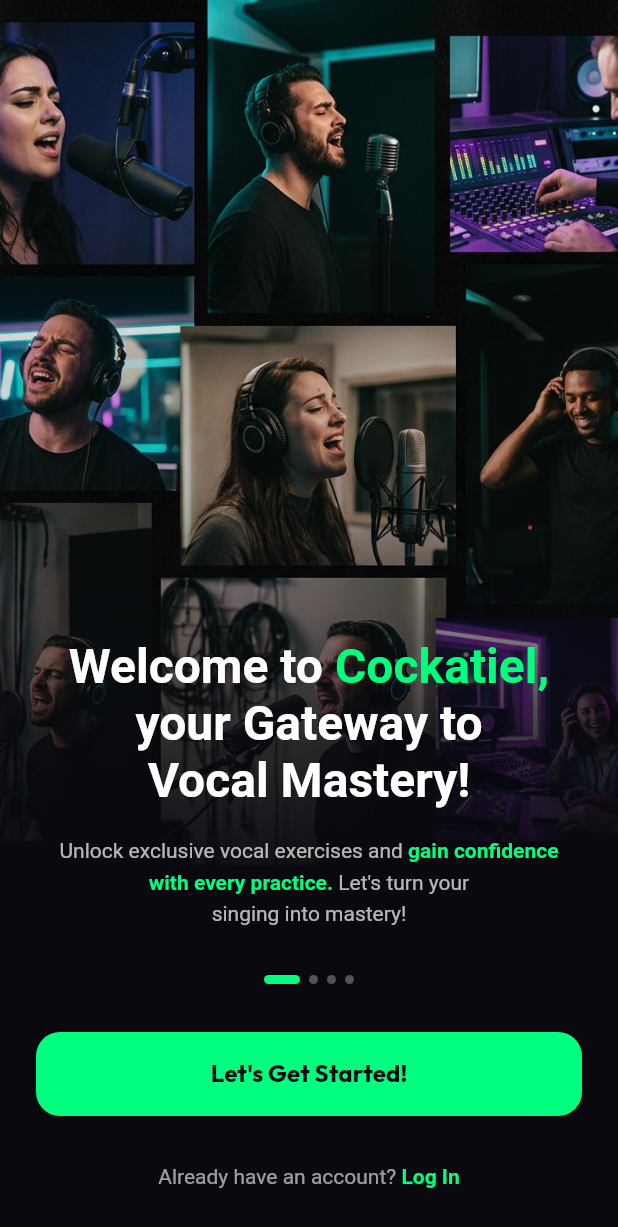
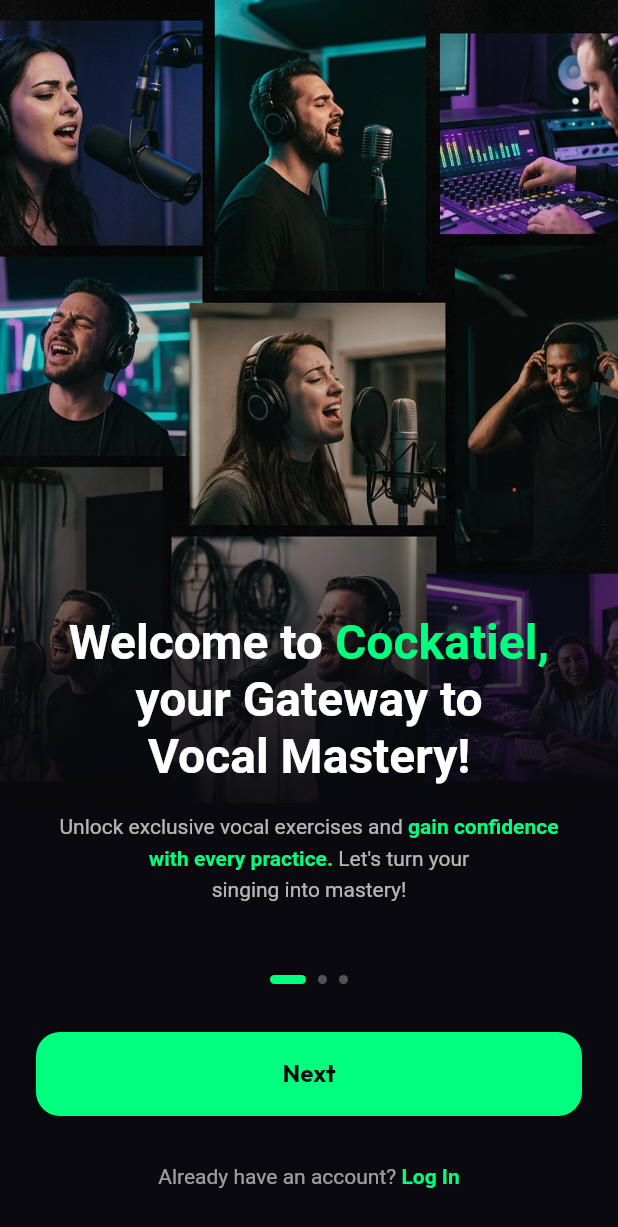
Before and after one commit to GioGabriel/cockatiel, a Flutter app: the screen it shows after launch, on a phone screen of 412 x 824 dp. Shown: the top 1227 px of the screen. Run offline on Flutter 3.47's test engine with Material 3 defaults, Android fonts, the phone set to English and light mode, and no system bars; our stand-ins replace firebase_auth, firebase_core, flutter_local_notifications, google_fonts, lottie, shared_preferences and 1 more; missing offline and left inert: record; accounts and stored records are empty.

Commit message:
ui: remove glass card from auth, restore swipable pageview in onboarding

```diff
--- a/mobile/vocal_coach_app/lib/features/onboarding/presentation/onboarding_page.dart
+++ b/mobile/vocal_coach_app/lib/features/onboarding/presentation/onboarding_page.dart
@@ -17,6 +17,55 @@
 }
 
 class _OnboardingPageState extends State<OnboardingPage> {
+  final PageController _pageController = PageController();
+  int _currentPage = 0;
+
+  final List<Map<String, dynamic>> _pages = [
+    {
+      'title': const TextSpan(
+        children: [
+          TextSpan(text: 'Welcome to '),
+          TextSpan(text: 'Cockatiel,\n', style: TextStyle(color: Color(0xFF00FF7F))),
+          TextSpan(text: 'your Gateway to\n'),
+          TextSpan(text: 'Vocal Mastery!'),
+        ],
+      ),
+      'subtitle': const TextSpan(
+        children: [
+          TextSpan(text: 'Unlock exclusive vocal exercises and '),
+          TextSpan(text: 'gain confidence\nwith every practice.', style: TextStyle(color: Color(0xFF00FF7F), fontWeight: FontWeight.bold)),
+          TextSpan(text: ' Let\'s turn your\nsinging into mastery!'),
+        ],
+      ),
+    },
+    {
+      'title': const TextSpan(
+        children: [
+          TextSpan(text: 'Real-time\n'),
+          TextSpan(text: 'Feedback', style: TextStyle(color: Color(0xFF00FF7F))),
+        ],
+      ),
+      'subtitle': const TextSpan(
+        children: [
+          TextSpan(text: 'See your pitch accuracy live as you sing.\nOur advanced engine helps you hit the right notes every time.'),
+        ],
+      ),
+    },
+    {
+      'title': const TextSpan(
+        children: [
+          TextSpan(text: 'Tailored\n'),
+          TextSpan(text: 'Vocal Workouts', style: TextStyle(color: Color(0xFF00FF7F))),
+        ],
+      ),
+      'subtitle': const TextSpan(
+        children: [
+          TextSpan(text: 'Practice with exercises designed specifically for your vocal range and goals. Start singing better today.'),
+        ],
+      ),
+    },
+  ];
+
   Future<void> _completeOnboarding() async {
     final prefs = await SharedPreferences.getInstance();
     await prefs.setBool(OnboardingPage.onboardingCompleteKey, true);
@@ -34,14 +83,14 @@
             top: 0,
             left: 0,
             right: 0,
-            height: MediaQuery.of(context).size.height * 0.7,
+            height: MediaQuery.of(context).size.height * 0.65,
             child: Image.asset(
               'assets/images/onboarding_collage.jpg',
               fit: BoxFit.cover,
             ),
           ),
 
-          // Dark Gradient Overlay to blend the image into the bottom text area
+          // Dark Gradient Overlay
           Positioned.fill(
             child: Container(
               decoration: BoxDecoration(
@@ -55,7 +104,7 @@
                     const Color(0xFF09090F),
                     const Color(0xFF09090F),
                   ],
-                  stops: const [0.0, 0.4, 0.6, 0.75, 1.0],
+                  stops: const [0.0, 0.4, 0.55, 0.7, 1.0],
                 ),
               ),
             ),
@@ -64,41 +113,36 @@
           // Content Layer
           SafeArea(
             child: Column(
+              children: [
+                Expanded(
+                  child: PageView.builder(
+                    controller: _pageController,
+                    onPageChanged: (index) {
+                      setState(() {
+                        _currentPage = index;
+                      });
+                    },
+                    itemCount: _pages.length,
+                    itemBuilder: (context, index) {
+                      return Padding(
+                        padding: const EdgeInsets.symmetric(horizontal: 32),
+                        child: Column(
                           mainAxisAlignment: MainAxisAlignment.end,
                           children: [
-                const Spacer(),
-
-                // Welcome Text
-                Padding(
-                  padding: const EdgeInsets.symmetric(horizontal: 32),
-                  child: RichText(
+                            RichText(
                               textAlign: TextAlign.center,
-                    text: const TextSpan(
-                      style: TextStyle(
+                              text: TextSpan(
+                                style: const TextStyle(
                                   fontSize: 32,
                                   fontWeight: FontWeight.bold,
                                   color: Colors.white,
                                   height: 1.2,
                                 ),
-                      children: [
-                        TextSpan(text: 'Welcome to '),
-                        TextSpan(
-                          text: 'Cockatiel,\n',
-                          style: TextStyle(color: Color(0xFF00FF7F)), // Vibrant Green from reference
-                        ),
-                        TextSpan(text: 'your Gateway to\n'),
-                        TextSpan(text: 'Vocal Mastery!'),
-                      ],
+                                children: _pages[index]['title'].children,
                               ),
                             ),
-                ),
-
                             const SizedBox(height: 16),
-
-                // Subtitle
-                Padding(
-                  padding: const EdgeInsets.symmetric(horizontal: 32),
-                  child: RichText(
+                            RichText(
                               textAlign: TextAlign.center,
                               text: TextSpan(
                                 style: TextStyle(
@@ -106,32 +150,33 @@
                                   color: Colors.white.withOpacity(0.7),
                                   height: 1.5,
                                 ),
-                      children: const [
-                        TextSpan(text: 'Unlock exclusive vocal exercises and '),
-                        TextSpan(
-                          text: 'gain confidence\nwith every practice.',
-                          style: TextStyle(color: Color(0xFF00FF7F), fontWeight: FontWeight.bold),
+                                children: _pages[index]['subtitle'].children,
                               ),
-                        TextSpan(text: ' Let\'s turn your\nsinging into mastery!'),
+                            ),
+                            const SizedBox(height: 48),
                           ],
+                        ),
+                      );
+                    },
+                  ),
+                ),
+
+                // Dot Indicators
+                Row(
+                  mainAxisAlignment: MainAxisAlignment.center,
+                  children: List.generate(
+                    _pages.length,
+                    (index) => AnimatedContainer(
+                      duration: const Duration(milliseconds: 300),
+                      margin: const EdgeInsets.symmetric(horizontal: 4),
+                      width: _currentPage == index ? 24 : 6,
+                      height: 6,
+                      decoration: BoxDecoration(
+                        color: _currentPage == index ? const Color(0xFF00FF7F) : Colors.white30,
+                        borderRadius: BorderRadius.circular(3),
                       ),
                     ),
                   ),
-
-                const SizedBox(height: 32),
-
-                // Dot Indicators (just for aesthetic mimicry of the reference image)
-                Row(
-                  mainAxisAlignment: MainAxisAlignment.center,
-                  children: [
-                    Container(width: 24, height: 6, decoration: BoxDecoration(color: const Color(0xFF00FF7F), borderRadius: BorderRadius.circular(3))),
-                    const SizedBox(width: 6),
-                    Container(width: 6, height: 6, decoration: BoxDecoration(color: Colors.white30, shape: BoxShape.circle)),
-                    const SizedBox(width: 6),
-                    Container(width: 6, height: 6, decoration: BoxDecoration(color: Colors.white30, shape: BoxShape.circle)),
-                    const SizedBox(width: 6),
-                    Container(width: 6, height: 6, decoration: BoxDecoration(color: Colors.white30, shape: BoxShape.circle)),
-                  ],
                 ),
 
                 const SizedBox(height: 32),
@@ -143,18 +188,27 @@
                     width: double.infinity,
                     height: 56,
                     child: ElevatedButton(
-                      onPressed: _completeOnboarding,
+                      onPressed: () {
+                        if (_currentPage == _pages.length - 1) {
+                          _completeOnboarding();
+                        } else {
+                          _pageController.nextPage(
+                            duration: const Duration(milliseconds: 300),
+                            curve: Curves.easeInOut,
+                          );
+                        }
+                      },
                       style: ElevatedButton.styleFrom(
-                        backgroundColor: const Color(0xFF00FF7F), // Vibrant Green
+                        backgroundColor: const Color(0xFF00FF7F),
                         foregroundColor: const Color(0xFF09090F),
                         shape: RoundedRectangleBorder(
                           borderRadius: BorderRadius.circular(16),
                         ),
                         elevation: 0,
                       ),
-                      child: const Text(
-                        "Let's Get Started!",
-                        style: TextStyle(
+                      child: Text(
+                        _currentPage == _pages.length - 1 ? "Let's Get Started!" : "Next",
+                        style: const TextStyle(
                           fontSize: 16,
                           fontWeight: FontWeight.bold,
                         ),
@@ -165,7 +219,7 @@
 
                 const SizedBox(height: 16),
 
-                // Login Text (If they already have an account)
+                // Login Text
                 TextButton(
                   onPressed: _completeOnboarding,
                   child: RichText(
```
Also changed, not shown: mobile/vocal_coach_app/lib/features/authentication/presentation/authentication_page.dart (+44 -22 lines). Lines whose indentation alone changed are shown as unchanged.
